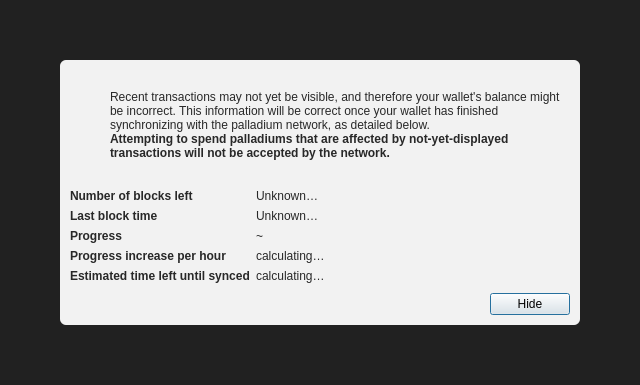
Above: src/qt/forms/modaloverlay.ui from palladium-coin/palladiumcore before the change. Below: the same form after it.
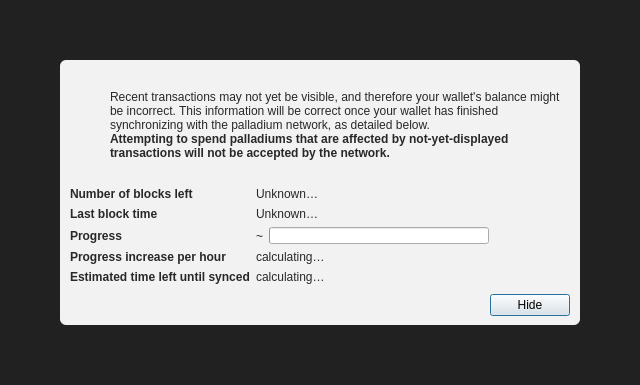
That is the form after the change. Icons and pictures are not drawn.

Commit message: qt: add sync progress bar to modal overlay and wire header/block progress

```diff
--- a/src/qt/forms/modaloverlay.ui
+++ b/src/qt/forms/modaloverlay.ui
@@ -269,6 +269,28 @@
                <property name="text">
                 <string notr="true">~</string>
                </property>
+             </widget>
+             </item>
+             <item>
+              <widget class="QProgressBar" name="syncProgressBar">
+               <property name="minimumSize">
+                <size>
+                 <width>220</width>
+                 <height>0</height>
+                </size>
+               </property>
+               <property name="minimum">
+                <number>0</number>
+               </property>
+               <property name="maximum">
+                <number>10000</number>
+               </property>
+               <property name="value">
+                <number>0</number>
+               </property>
+               <property name="textVisible">
+                <bool>false</bool>
+               </property>
               </widget>
              </item>
             </layout>
```
The commit also changes 1 other file.
